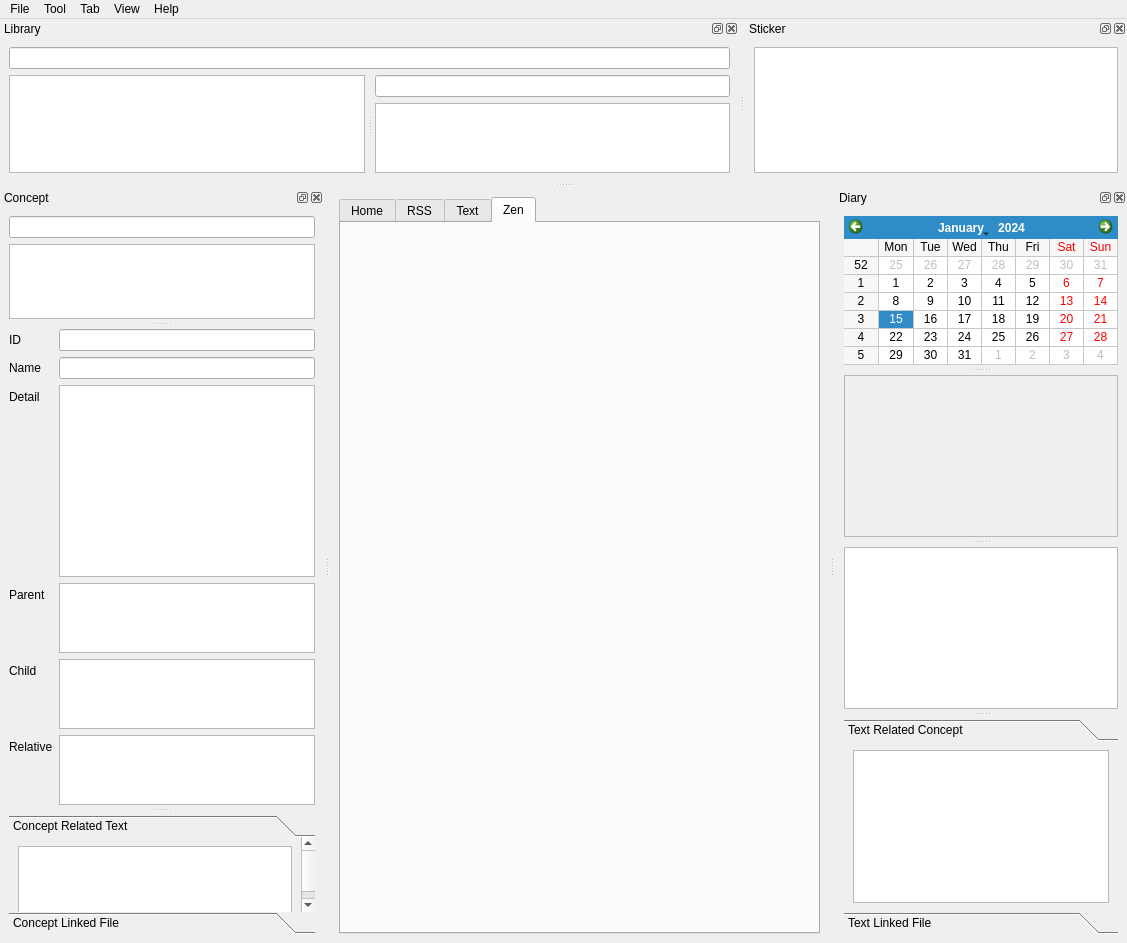
The window that dongli_teahouse_studio_window.ui (Holence/DongliTeahouseStudio) describes before a commit, drawn with Qt 5.
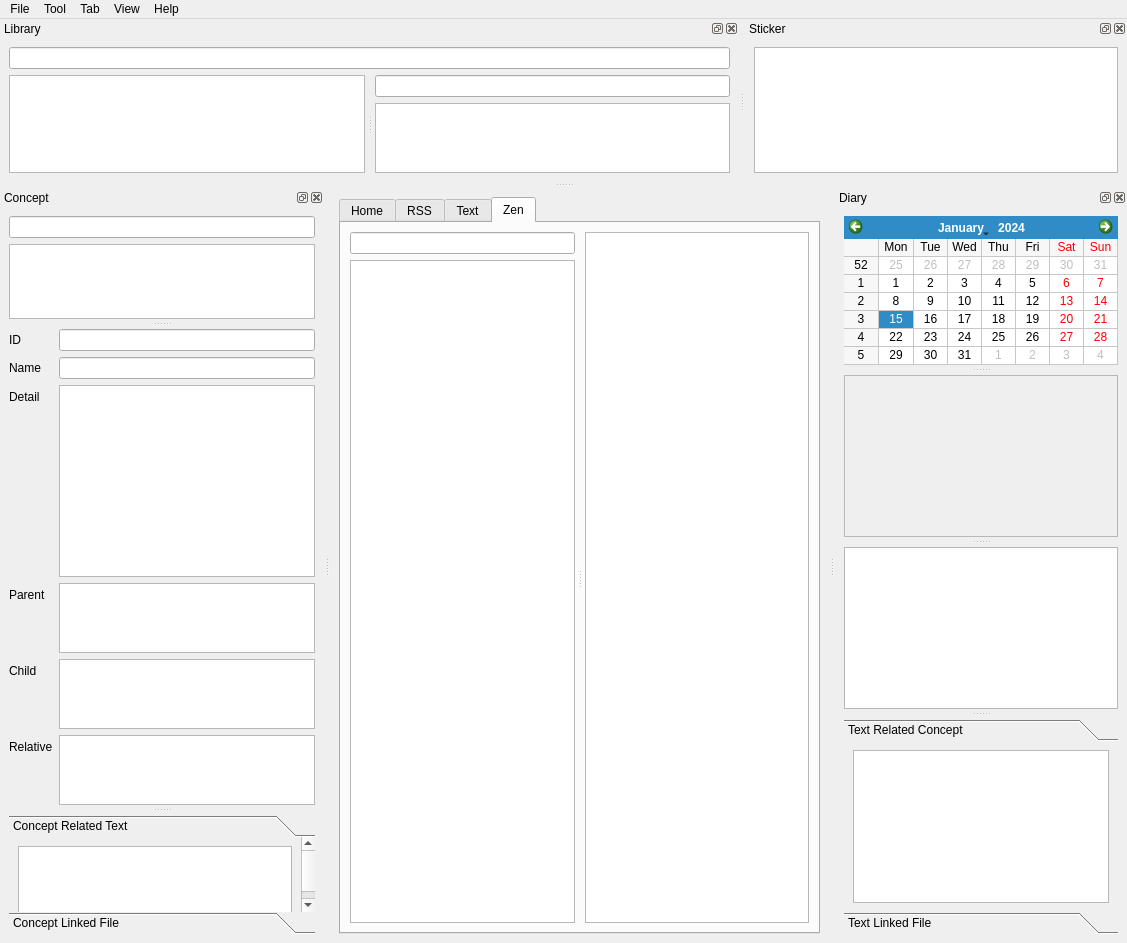
The same window after the commit. The open tabs and pages were chosen to show the change. Icons and pictures are not drawn. Custom widgets are drawn as their Qt base class.

The edit to the form file:
```diff
--- a/dongli_teahouse_studio_window.ui
+++ b/dongli_teahouse_studio_window.ui
@@ -236,6 +236,145 @@
        <attribute name="title">
         <string>Zen</string>
        </attribute>
+       <layout class="QHBoxLayout" name="horizontalLayout_6">
+        <item>
+         <widget class="QSplitter" name="splitter_zen">
+          <property name="orientation">
+           <enum>Qt::Horizontal</enum>
+          </property>
+          <property name="handleWidth">
+           <number>10</number>
+          </property>
+          <widget class="QWidget" name="">
+           <layout class="QVBoxLayout" name="verticalLayout_9">
+            <item>
+             <widget class="QLineEdit" name="lineEdit_zen_search"/>
+            </item>
+            <item>
+             <widget class="MyTreeWidget" name="treeWidget_zen">
+              <property name="statusTip">
+               <string/>
+              </property>
+              <property name="tabKeyNavigation">
+               <bool>true</bool>
+              </property>
+              <property name="dragEnabled">
+               <bool>true</bool>
+              </property>
+              <property name="dragDropMode">
+               <enum>QAbstractItemView::InternalMove</enum>
+              </property>
+              <property name="alternatingRowColors">
+               <bool>false</bool>
+              </property>
+              <property name="selectionMode">
+               <enum>QAbstractItemView::ExtendedSelection</enum>
+              </property>
+              <property name="autoExpandDelay">
+               <number>750</number>
+              </property>
+              <property name="indentation">
+               <number>20</number>
+              </property>
+              <property name="rootIsDecorated">
+               <bool>true</bool>
+              </property>
+              <property name="uniformRowHeights">
+               <bool>false</bool>
+              </property>
+              <property name="itemsExpandable">
+               <bool>true</bool>
+              </property>
+              <property name="sortingEnabled">
+               <bool>false</bool>
+              </property>
+              <property name="animated">
+               <bool>true</bool>
+              </property>
+              <property name="allColumnsShowFocus">
+               <bool>false</bool>
+              </property>
+              <attribute name="headerVisible">
+               <bool>false</bool>
+              </attribute>
+              <column>
+               <property name="text">
+                <string>1</string>
+               </property>
+              </column>
+             </widget>
+            </item>
+           </layout>
+          </widget>
+          <widget class="QStackedWidget" name="stackedWidget_zen">
+           <property name="currentIndex">
+            <number>0</number>
+           </property>
+           <widget class="QWidget" name="page_3">
+            <layout class="QHBoxLayout" name="horizontalLayout_4">
+             <property name="spacing">
+              <number>0</number>
+             </property>
+             <property name="leftMargin">
+              <number>0</number>
+             </property>
+             <property name="topMargin">
+              <number>0</number>
+             </property>
+             <property name="rightMargin">
+              <number>0</number>
+             </property>
+             <property name="bottomMargin">
+              <number>0</number>
+             </property>
+             <item>
+              <widget class="QTextBrowser" name="textEdit_viewer_zen">
+               <property name="readOnly">
+                <bool>true</bool>
+               </property>
+               <property name="html">
+                <string>&lt;!DOCTYPE HTML PUBLIC &quot;-//W3C//DTD HTML 4.0//EN&quot; &quot;http://www.w3.org/TR/REC-html40/strict.dtd&quot;&gt;
+&lt;html&gt;&lt;head&gt;&lt;meta name=&quot;qrichtext&quot; content=&quot;1&quot; /&gt;&lt;style type=&quot;text/css&quot;&gt;
+p, li { white-space: pre-wrap; }
+&lt;/style&gt;&lt;/head&gt;&lt;body style=&quot; font-family:'SimSun'; font-size:9pt; font-weight:400; font-style:normal;&quot;&gt;
+&lt;p style=&quot;-qt-paragraph-type:empty; margin-top:0px; margin-bottom:0px; margin-left:0px; margin-right:0px; -qt-block-indent:0; text-indent:0px; font-size:18pt;&quot;&gt;&lt;br /&gt;&lt;/p&gt;&lt;/body&gt;&lt;/html&gt;</string>
+               </property>
+               <property name="textInteractionFlags">
+                <set>Qt::LinksAccessibleByMouse|Qt::TextSelectableByMouse</set>
+               </property>
+               <property name="openExternalLinks">
+                <bool>true</bool>
+               </property>
+              </widget>
+             </item>
+            </layout>
+           </widget>
+           <widget class="QWidget" name="page_4">
+            <layout class="QHBoxLayout" name="horizontalLayout_5">
+             <property name="spacing">
+              <number>0</number>
+             </property>
+             <property name="leftMargin">
+              <number>0</number>
+             </property>
+             <property name="topMargin">
+              <number>0</number>
+             </property>
+             <property name="rightMargin">
+              <number>0</number>
+             </property>
+             <property name="bottomMargin">
+              <number>0</number>
+             </property>
+             <item>
+              <widget class="MyPlainTextEdit" name="plainTextEdit_zen"/>
+             </item>
+            </layout>
+           </widget>
+          </widget>
+         </widget>
+        </item>
+       </layout>
       </widget>
      </widget>
     </item>
```
Left out of the diff: 177 changed lines with no effect on the pictures.
